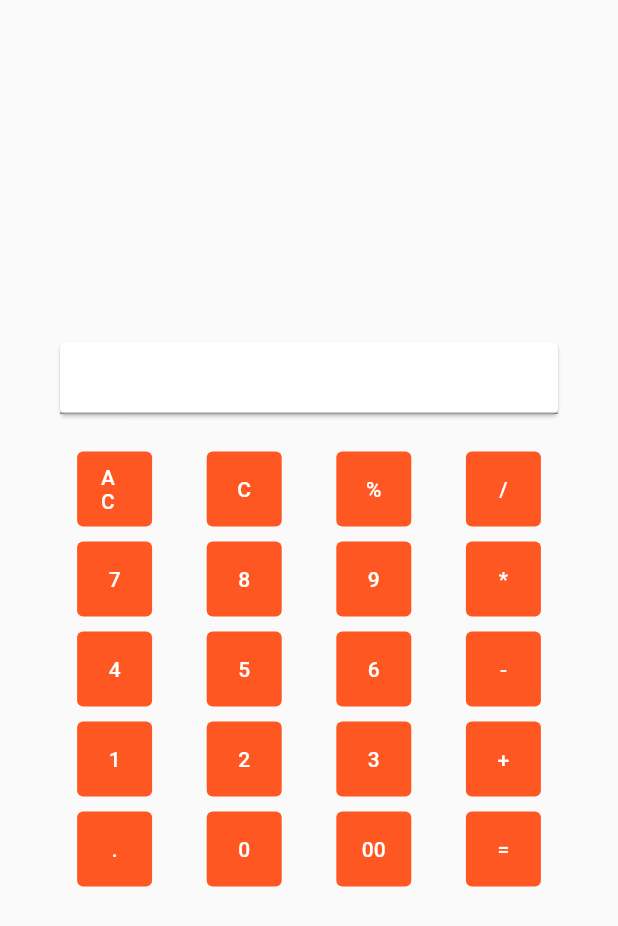
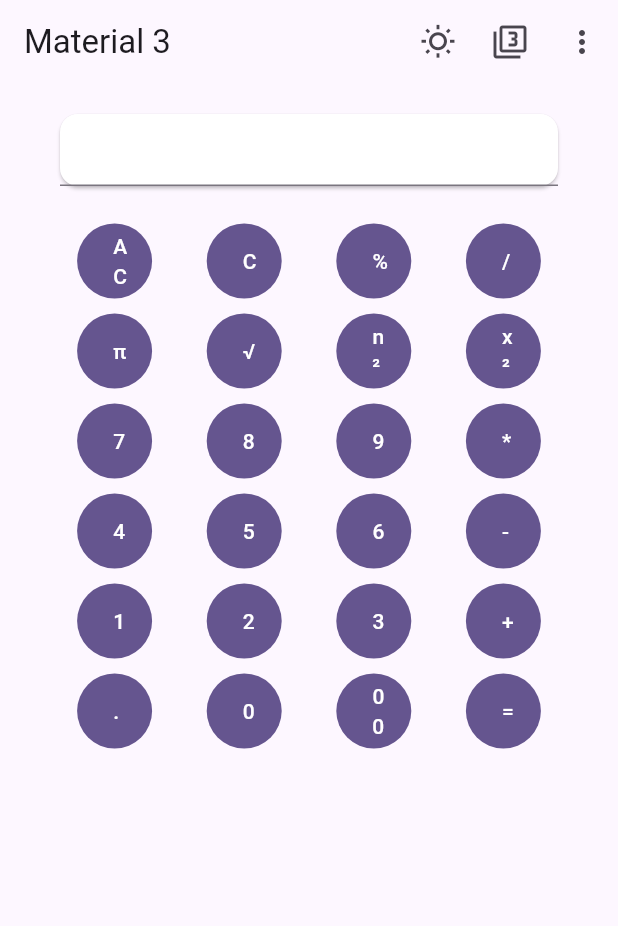
Before and after one commit to davidmp/Moviles2022-2, a Flutter app: the screen it shows after launch, on a phone screen of 412 x 824 dp. Shown: the top 926 px of the screen. Run offline on Flutter 3.47's test engine with Material 2 defaults, Android fonts, the phone set to English and light mode, and no system bars.

Commit message:
Calculadora upeu y colores

```diff
--- a/calc_upeu/lib/main.dart
+++ b/calc_upeu/lib/main.dart
@@ -1,13 +1,35 @@
 // @dart=2.9
 import 'package:flutter/material.dart';
 import './comp/CalcButton.dart';
+import 'dart:math';
 void main() => runApp(CalcApp());
 class CalcApp extends StatefulWidget {
   const CalcApp({Key key}) : super(key: key);
   @override
   CalcAppState createState() => CalcAppState();
 }
-
+const Color m3BaseColorD = Color(0xff99ff05);
+const Color m3BaseColor = Color(0xff6750a4);
+const List<Color> colorOptions = [
+  m3BaseColor,
+  m3BaseColorD,
+  Colors.blue,
+  Colors.teal,
+  Colors.green,
+  Colors.yellow,
+  Colors.orange,
+  Colors.pink
+];
+const List<String> colorText = <String>[
+  "M3 Baseline",
+  "M3 BaselineD",
+  "Blue",
+  "Teal",
+  "Green",
+  "Yellow",
+  "Orange",
+  "Pink",
+];
 class CalcAppState extends State<CalcApp> {
   bool useMaterial3 = true;
   bool useLightMode = true;
@@ -34,6 +56,28 @@ class CalcAppState extends State<CalcApp> {
       _controller.text = '';
     });
   }
+
+  void valClickPi(String text) {
+    setState(() => _controller.text ="${pi}");
+    print(_controller);
+  }
+
+  void raizCuadrada(String text) {
+    setState((){
+      if(_controller.text!=null) {
+        _controller.text = "${sqrt(int.parse(_controller.text))}";
+      }
+    });
+  }
+
+  void potenciaDos(String text) {
+    setState((){
+      if(_controller.text!=null) {
+        _controller.text = "${pow(int.parse(_controller.text),2)}";
+      }
+    });
+  }
+
 //Aqui codigo
   void resultOperacion(String text) {
     setState(() {
@@ -58,14 +102,18 @@ class CalcAppState extends State<CalcApp> {
           _controller.text =
               (int.parse(valorAnt) % int.parse(_controller.text)).toString();
           break;
+        case "x²":
+          _controller.text =
+              (pow(int.parse(valorAnt) , int.parse(_controller.text))).toString();
+          break;
       }
     });
   }
   @override
   Widget build(BuildContext context) {
 
-    List<List> labelList = [["AC","C","%","/"],["7","8","9","*"],["4","5","6","-"],["1","2","3","+"],[".","0","00","="]];
-    List<List> funx=[[clear,clear, opeClick,opeClick ],
+    List<List> labelList = [["AC","C","%","/"],["π","√","n²","x²"],["7","8","9","*"],["4","5","6","-"],["1","2","3","+"],[".","0","00","="]];
+    List<List> funx=[[clear,clear, opeClick,opeClick ], [valClickPi,raizCuadrada, potenciaDos,opeClick ],
       [numClick,numClick, numClick,opeClick ],
       [numClick,numClick, numClick,opeClick ],
       [numClick,numClick, numClick,opeClick ],
@@ -74,12 +122,15 @@ class CalcAppState extends State<CalcApp> {
     return MaterialApp(
       debugShowCheckedModeBanner: false,
       title: 'Calculator',
-      theme:ThemeData(
-        primarySwatch: Colors.deepOrange,
+      themeMode: useLightMode ? ThemeMode.light : ThemeMode.dark,
+      theme: themeData,
+      /*theme:ThemeData(
+        primarySwatch: Colors.blue,
         visualDensity: VisualDensity.adaptivePlatformDensity,
-      ),
+      ),*/
       home: Scaffold(
-        body: Container(
+        appBar: createAppBar(),
+        body: SingleChildScrollView(
           padding: EdgeInsets.all(20),
           child: Column(
             mainAxisAlignment: MainAxisAlignment.center,
@@ -117,4 +168,78 @@ class CalcAppState extends State<CalcApp> {
     );
   }
 
+  @override
+  initState() {
+    super.initState();
+    themeData = updateThemes(colorSelected, useMaterial3, useLightMode);
+  }
+  ThemeData updateThemes(int colorIndex, bool useMaterial3, bool useLightMode) {
+    return ThemeData(
+        colorSchemeSeed: colorOptions[colorSelected],
+        useMaterial3: useMaterial3,
+        brightness: useLightMode ? Brightness.light : Brightness.dark);
+  }
+  void handleBrightnessChange() {
+    setState(() {
+      useLightMode = !useLightMode;
+      themeData = updateThemes(colorSelected, useMaterial3, useLightMode);
+    });
+  }
+  void handleMaterialVersionChange() {
+    setState(() {
+      useMaterial3 = !useMaterial3;
+      themeData = updateThemes(colorSelected, useMaterial3, useLightMode);
+    });
+  }
+  void handleColorSelect(int value) {
+    setState(() {
+      colorSelected = value;
+      themeData = updateThemes(colorSelected, useMaterial3, useLightMode);
+    });
+  }
+
+  PreferredSizeWidget createAppBar() {
+    return AppBar(
+      title: useMaterial3 ? const Text("Material 3") : const Text("Material 2"),
+      actions: [
+        IconButton(
+          icon: useLightMode? const Icon(Icons.wb_sunny_outlined): const Icon(Icons.wb_sunny),
+          onPressed: handleBrightnessChange,
+          tooltip: "Toggle brightness",
+        ),
+        IconButton(
+          icon: useMaterial3? const Icon(Icons.filter_3): const Icon(Icons.filter_2),
+          onPressed: handleMaterialVersionChange,
+          tooltip: "Switch to Material ${useMaterial3 ? 2 : 3}",
+        ),
+        PopupMenuButton(
+          icon: const Icon(Icons.more_vert),
+          shape:
+          RoundedRectangleBorder(borderRadius: BorderRadius.circular(10)),
+          itemBuilder: (context) {
+            return List.generate(colorOptions.length, (index) {
+              return PopupMenuItem(
+                  value: index,
+                  child: Wrap(
+                    children: [
+                      Padding(
+                        padding: const EdgeInsets.only(left: 10),
+                        child: Icon(
+                          index == colorSelected? Icons.color_lens: Icons.color_lens_outlined,
+                          color: colorOptions[index],
+                        ),
+                      ),
+                      Padding(
+                          padding: const EdgeInsets.only(left: 20),
+                          child: Text(colorText[index]))
+                    ],
+                  ));
+            });
+          },
+          onSelected: handleColorSelect,
+        ),
+      ],
+    );
+  }
+
 }
```
